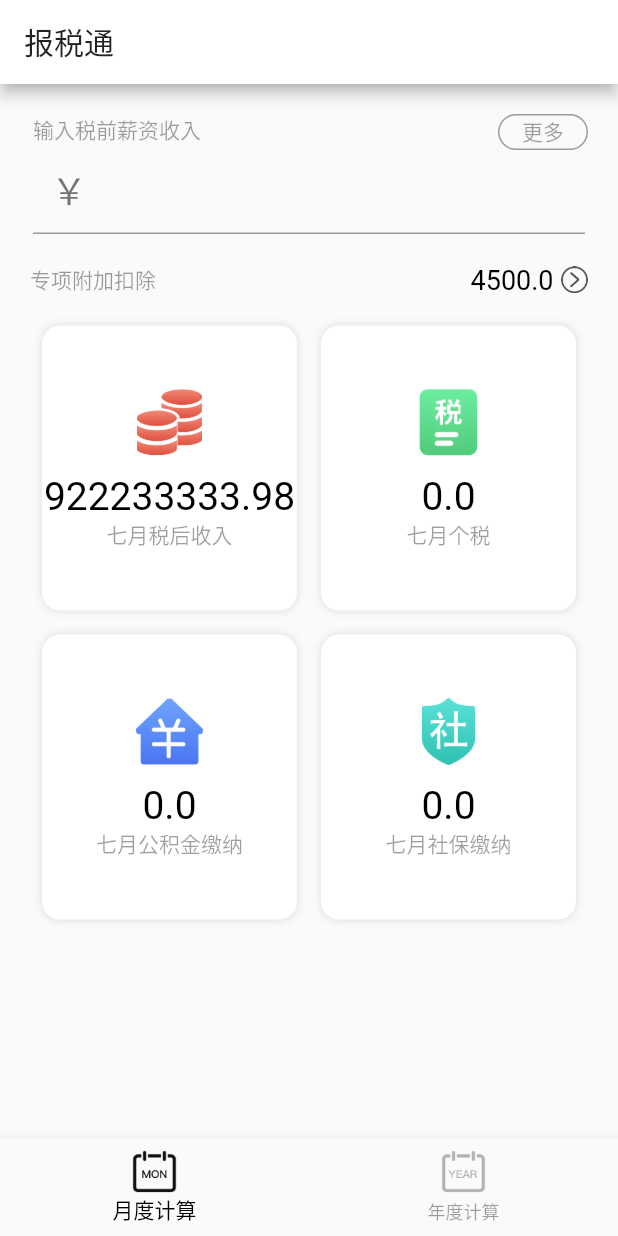
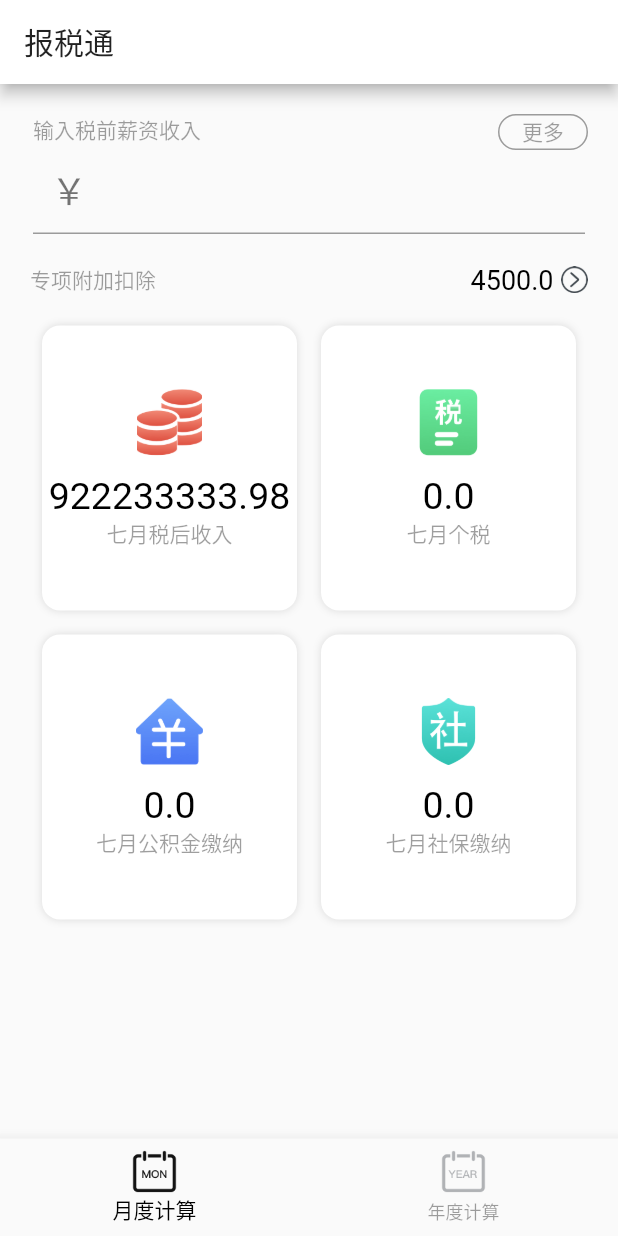
Before and after one commit to musicq/tax_calculator, a Flutter app: the screen it shows after launch, on a phone screen of 412 x 824 dp. Run offline on Flutter 3.47's test engine with Material 2 defaults, Android fonts, the phone set to English and light mode, and no system bars.

Commit message:
refactor: 重构 CardPiece 组件尺寸样式

```diff
--- a/lib/src/widgets/CardPiece/CardPiece.dart
+++ b/lib/src/widgets/CardPiece/CardPiece.dart
@@ -26,11 +26,8 @@ class CardPiece extends StatelessWidget {
       child: Ink(
         decoration: CardPieceStyle.inkBoxDecoration,
         child: Container(
-          constraints:
-              smallSize ? CardPieceStyle.boxSmallSize : CardPieceStyle.boxSize,
-          padding: smallSize
-              ? CardPieceStyle.boxSmallPadding
-              : CardPieceStyle.boxPadding,
+          constraints: CardPieceStyle.boxSize(smallSize),
+          padding: CardPieceStyle.boxPadding(smallSize),
           child: Center(
             child: Column(
               children: <Widget>[
@@ -43,10 +40,7 @@ class CardPiece extends StatelessWidget {
                     fit: BoxFit.contain,
                   ),
                 ),
-                Text(title,
-                    style: smallSize
-                        ? CardPieceStyle.smallTitle
-                        : CardPieceStyle.title),
+                Text(title, style: CardPieceStyle.title(smallSize)),
                 Text(subTitle, style: GlobalStyle.tipText),
               ],
             ),
--- a/lib/src/widgets/CardPiece/CardPiece.style.dart
+++ b/lib/src/widgets/CardPiece/CardPiece.style.dart
@@ -8,13 +8,20 @@ final inkBoxDecoration = BoxDecoration(
   boxShadow: [BoxShadow(color: Colors.black12, blurRadius: 4)],
 );
 
-const boxSize = BoxConstraints.expand(width: 170, height: 190);
-const boxSmallSize = BoxConstraints.expand(width: 150, height: 170);
+BoxConstraints boxSize(bool small) {
+  return small
+      ? BoxConstraints.expand(width: 150, height: 170)
+      : BoxConstraints.expand(width: 170, height: 190);
+}
 
-const boxPadding = EdgeInsets.only(top: 30);
-const boxSmallPadding = EdgeInsets.only(top: 24);
+EdgeInsets boxPadding(bool small) {
+  return small ? EdgeInsets.only(top: 24) : EdgeInsets.only(top: 30);
+}
 
-const title = TextStyle(fontSize: 26, color: Colors.black);
-const smallTitle = TextStyle(fontSize: 20, color: Colors.black);
+TextStyle title(bool small) {
+  return small
+      ? TextStyle(fontSize: 20, color: Colors.black)
+      : TextStyle(fontSize: 25, color: Colors.black);
+}
 
 const imgPadding = EdgeInsets.all(12);
```
